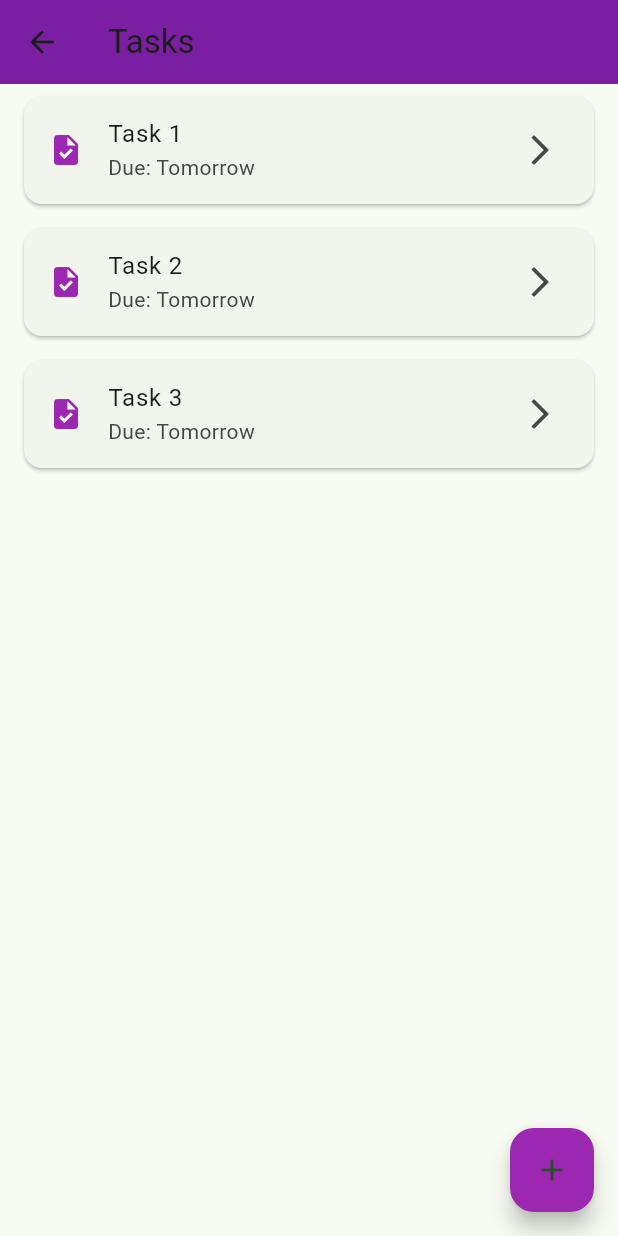
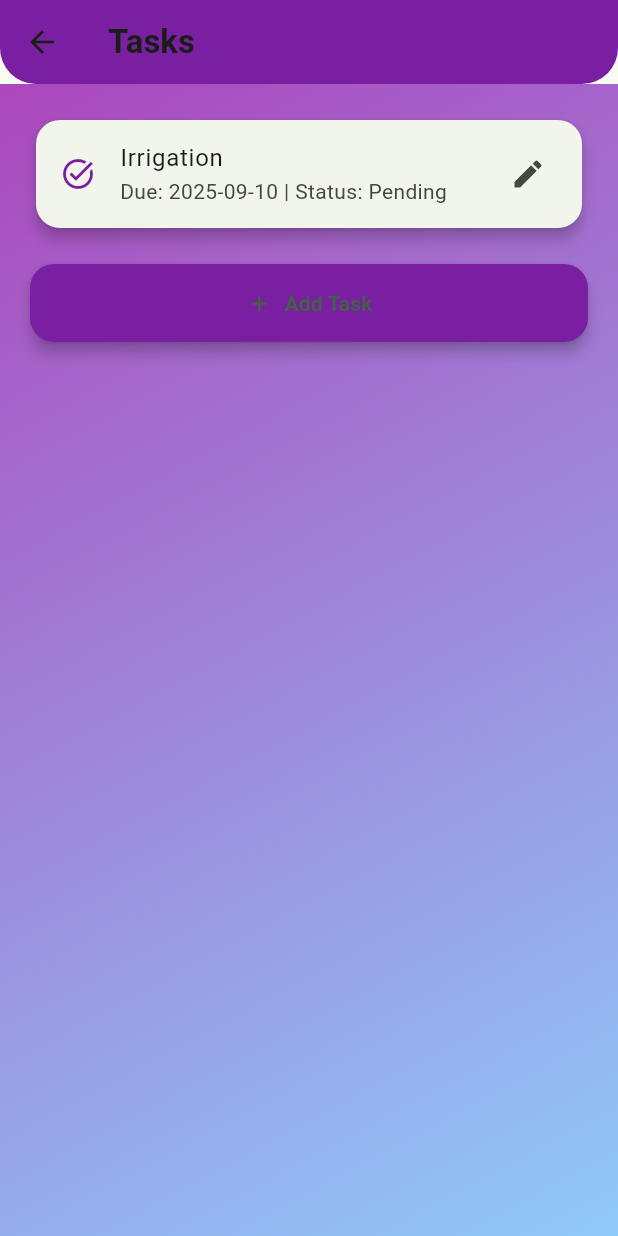
Before and after one commit to beaastneeraj/btp, a Flutter app: the TasksScreen screen opened directly, on a phone screen of 412 x 824 dp. Run offline on Flutter 3.47's test engine with Material 3 defaults, Android fonts, the phone set to English and light mode, and no system bars.

Commit message:
Refactor screen files for consistency in app bar styling and layout

```diff
--- a/lib/screens/tasks_screen.dart
+++ b/lib/screens/tasks_screen.dart
@@ -4,24 +4,51 @@ class TasksScreen extends StatelessWidget {
   @override
   Widget build(BuildContext context) {
     return Scaffold(
-      appBar: AppBar(title: Text('Tasks'), backgroundColor: Colors.purple[700]),
-      body: ListView.builder(
-        itemCount: 3, // Placeholder
-        itemBuilder: (context, index) => Card(
-          margin: EdgeInsets.symmetric(horizontal: 16, vertical: 8),
-          child: ListTile(
-            leading: Icon(Icons.task, color: Colors.purple),
-            title: Text('Task ${index + 1}'),
-            subtitle: Text('Due: Tomorrow'),
-            trailing: Icon(Icons.arrow_forward_ios),
-            onTap: () {},
+      appBar: AppBar(
+        title: Text('Tasks', style: TextStyle(fontWeight: FontWeight.bold)),
+        backgroundColor: Colors.purple.shade700,
+        elevation: 0,
+        shape: const RoundedRectangleBorder(
+          borderRadius: BorderRadius.vertical(bottom: Radius.circular(24)),
+        ),
+      ),
+      body: Container(
+        decoration: BoxDecoration(
+          gradient: LinearGradient(
+            colors: [Colors.purple.shade400, Colors.blue.shade200],
+            begin: Alignment.topLeft,
+            end: Alignment.bottomRight,
           ),
         ),
-      ),
-      floatingActionButton: FloatingActionButton(
-        backgroundColor: Colors.purple,
-        child: Icon(Icons.add),
-        onPressed: () {},
+        child: ListView(
+          padding: EdgeInsets.all(20),
+          children: [
+            Card(
+              shape: RoundedRectangleBorder(borderRadius: BorderRadius.circular(16)),
+              elevation: 4,
+              child: ListTile(
+                leading: Icon(Icons.task_alt, color: Colors.purple.shade700),
+                title: Text('Irrigation'),
+                subtitle: Text('Due: 2025-09-10 | Status: Pending'),
+                trailing: Icon(Icons.edit),
+                onTap: () {},
+              ),
+            ),
+            // ...more tasks, add CRUD logic here...
+            SizedBox(height: 20),
+            ElevatedButton.icon(
+              onPressed: () {},
+              icon: Icon(Icons.add),
+              label: Text('Add Task'),
+              style: ElevatedButton.styleFrom(
+                backgroundColor: Colors.purple.shade700,
+                shape: RoundedRectangleBorder(borderRadius: BorderRadius.circular(16)),
+                padding: EdgeInsets.symmetric(vertical: 16),
+                elevation: 4,
+              ),
+            ),
+          ],
+        ),
       ),
     );
   }
```
Also changed, not shown: lib/screens/crops_screen.dart (+43 -16 lines), lib/screens/expenses_screen.dart (+43 -16 lines), lib/screens/inventory_screen.dart (+43 -16 lines).
